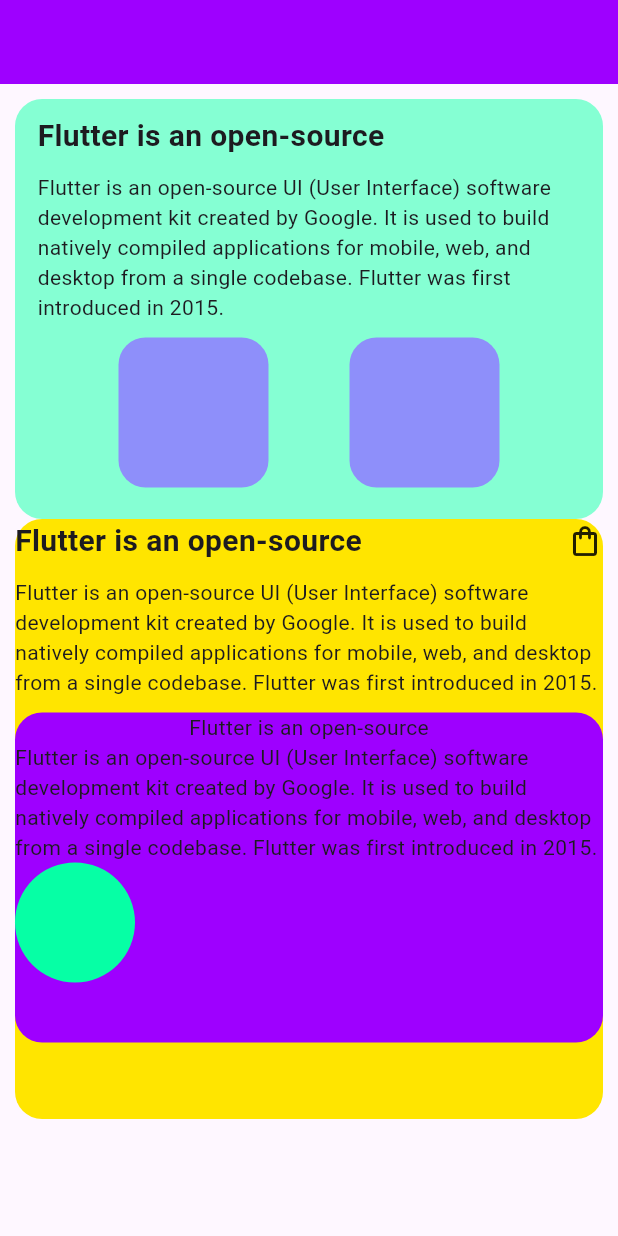
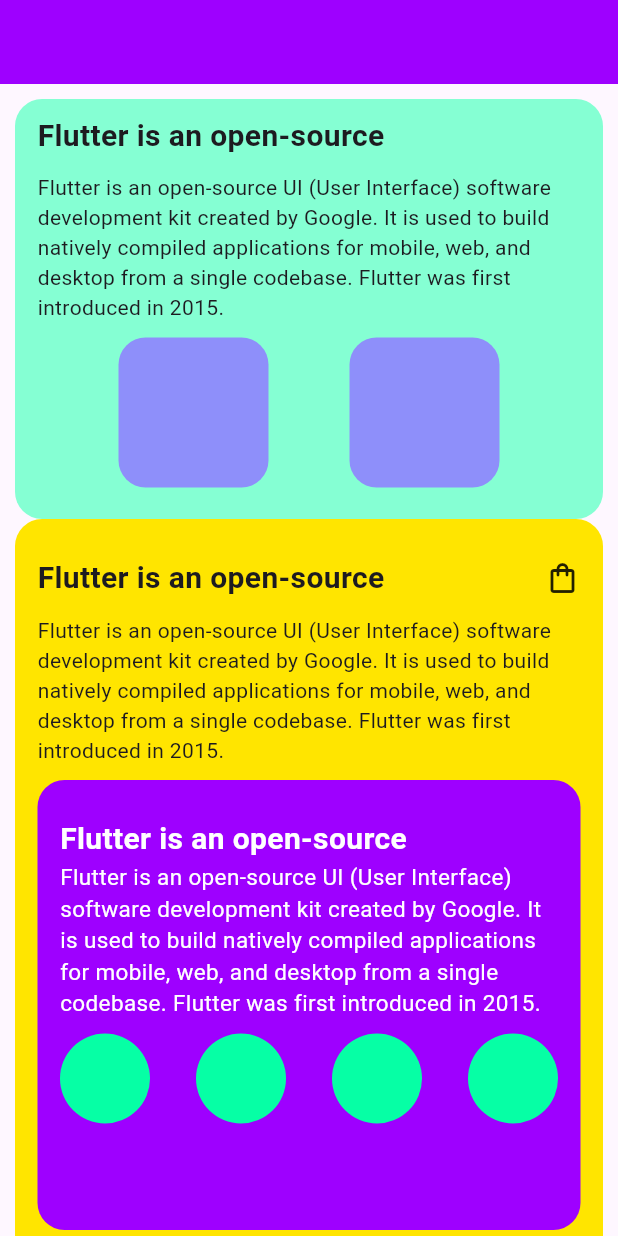
Before and after one commit to Tharusha-Nethmina-Dasanayaka/My_first_Flutter_App_project, a Flutter app: the screen it shows after launch, on a phone screen of 412 x 824 dp. Run offline on Flutter 3.47's test engine with Material 3 defaults, Android fonts, the phone set to English and light mode, and no system bars.

Commit message:
Layout Example Last

```diff
--- a/lib/main.dart
+++ b/lib/main.dart
@@ -8,8 +8,8 @@ void main(){
 class MyApp extends StatelessWidget {
   const MyApp({super.key});
 
-  final double Circle_width = 80;
-  final double Circle_height = 80;
+  final double Circle_width = 60;
+  final double Circle_height = 60;
 
 
   @override
@@ -45,7 +45,7 @@ class MyApp extends StatelessWidget {
                       const SizedBox(height: 10,),
                       const Text("Flutter is an open-source UI (User Interface) software development kit created by Google. It is used to build natively compiled applications for mobile, web, and desktop from a single codebase. Flutter was first introduced in 2015." ,style: TextStyle(
                         fontSize: 14,
-                        fontWeight: FontWeight.w400
+                        fontWeight: FontWeight.w400,
                       ),),
                       const SizedBox(height: 10),
                       Row(
@@ -72,8 +72,9 @@ class MyApp extends StatelessWidget {
                   ),
                 ),
                 Container(
+                  padding: EdgeInsets.symmetric(horizontal: 15,vertical: 25),
                   width: double.infinity,
-                  height:400,
+                  height:500,
                   decoration: BoxDecoration(
                     borderRadius: BorderRadius.circular(18),
                     color: const Color(0xffFFE500)
@@ -97,18 +98,54 @@ class MyApp extends StatelessWidget {
                           ),
                           SizedBox(height: 10,),
                           Container(
-                            width: double.infinity,
-                           height:220,
+                            padding: EdgeInsets.symmetric(horizontal: 15,vertical: 25),
+                          width: double.infinity,
+                           height:300,
                            decoration: BoxDecoration(
                            borderRadius: BorderRadius.circular(18),
                           color: const Color(0xff9E00FF)
                          ),
                             child: Column(
+                              crossAxisAlignment: CrossAxisAlignment.start,
                               children: [
-                                Text("Flutter is an open-source"),
-                                Text("Flutter is an open-source UI (User Interface) software development kit created by Google. It is used to build natively compiled applications for mobile, web, and desktop from a single codebase. Flutter was first introduced in 2015."),
+                                Text("Flutter is an open-source",style: TextStyle(
+                                  fontSize: 20,
+                                  fontWeight: FontWeight.w700,
+                                  color: Color(0xffFFFFFF),
+                                ),),
+                                Text("Flutter is an open-source UI (User Interface) software development kit created by Google. It is used to build natively compiled applications for mobile, web, and desktop from a single codebase. Flutter was first introduced in 2015.",style: TextStyle(
+                                  fontSize: 15,
+                                  fontWeight: FontWeight.w400,
+                                  color: Color(0xffFFFFFF),
+                                ),),
+                                SizedBox(height: 10,),
                                 Row(
+                                  mainAxisAlignment: MainAxisAlignment.spaceBetween,
                                   children: [
+                                    Container(
+                                      width:Circle_width,
+                                      height: Circle_height,
+                                      decoration: BoxDecoration(
+                                        borderRadius: BorderRadius.circular(100),
+                                        color: Color(0xff06FFA5)
+                                      ),
+                                    ),
+                                    Container(
+                                      width:Circle_width,
+                                      height: Circle_height,
+                                      decoration: BoxDecoration(
+                                        borderRadius: BorderRadius.circular(100),
+                                        color: Color(0xff06FFA5)
+                                      ),
+                                    ),
+                                    Container(
+                                      width:Circle_width,
+                                      height: Circle_height,
+                                      decoration: BoxDecoration(
+                                        borderRadius: BorderRadius.circular(100),
+                                        color: Color(0xff06FFA5)
+                                      ),
+                                    ),
                                     Container(
                                       width:Circle_width,
                                       height: Circle_height,
@@ -131,3 +168,4 @@ class MyApp extends StatelessWidget {
       ),
     );
   }
+}
```
